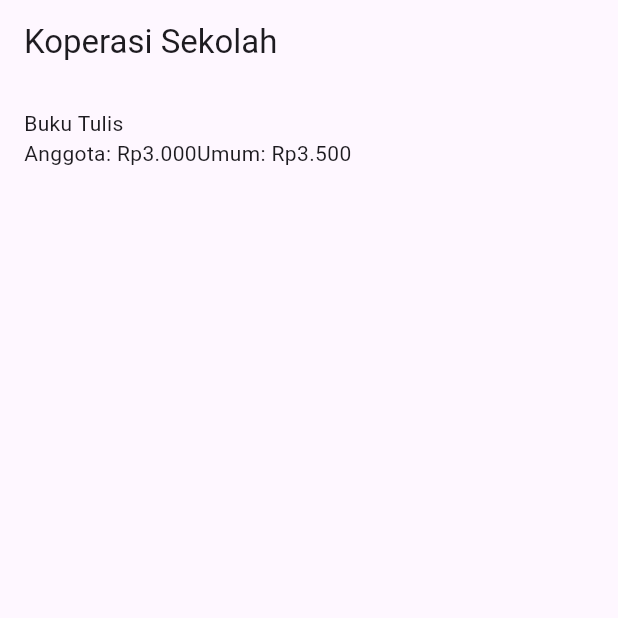
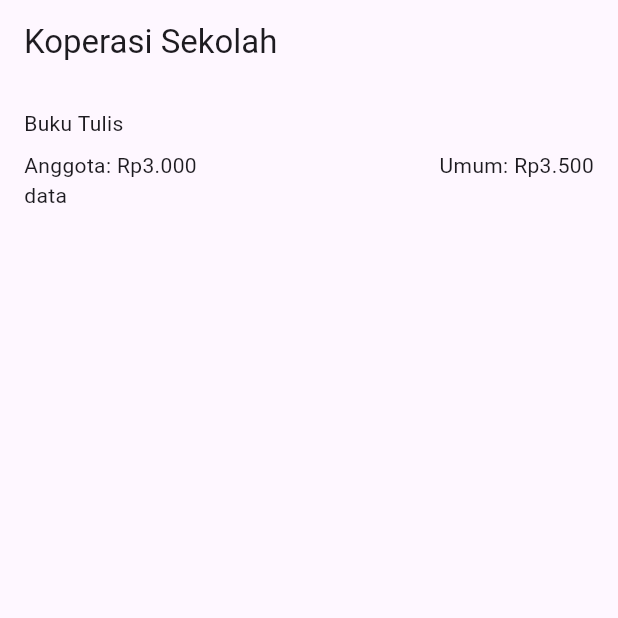
Before and after one commit to fachturrpl1/kopsis-ui-flutter, a Flutter app: the screen it shows after launch, on a phone screen of 412 x 824 dp, the top half of it. Run offline on Flutter 3.47's test engine with Material 3 defaults, Android fonts, the phone set to English and light mode, and no system bars.

Commit message:
chore(Widget): LKM-2 tata letak

```diff
--- a/lib/main.dart
+++ b/lib/main.dart
@@ -35,11 +35,18 @@ class MyApp extends StatelessWidget {
           child: Column(
             crossAxisAlignment: CrossAxisAlignment.start,
             children: [
-              const Text('Buku Tulis'),
+              const Text ('Buku Tulis'),
+              const SizedBox(height: 8),
               Row(
+                mainAxisAlignment: MainAxisAlignment.spaceBetween,
                 children: const [
                   Text('Anggota: Rp3.000'),
                   Text('Umum: Rp3.500'),
+                ]
+              ),
+              Row(
+                children: [
+                  Text('data'),
                 ],
               )
             ],
```
